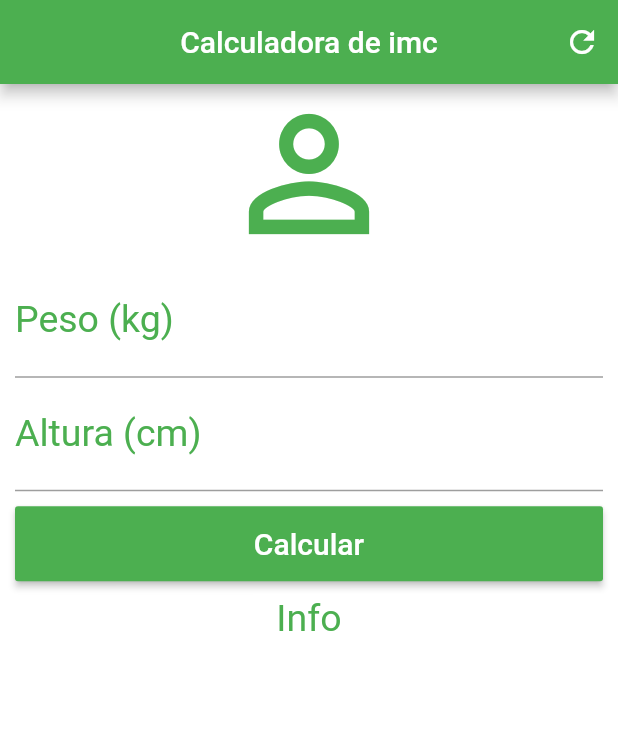
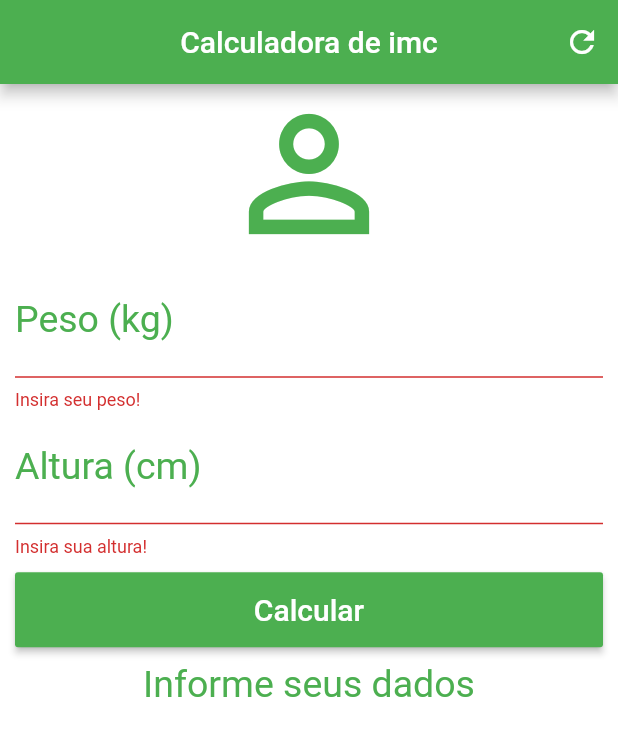
Before and after one commit to briansiervi/udemy-flutter, a Flutter app: the screen it shows after launch, after a tap on "Calcular", on a phone screen of 412 x 824 dp. Shown: the top 736 px of the screen. Run offline on Flutter 3.47's test engine with Material 2 defaults, Android fonts, the phone set to English and light mode, and no system bars.

Commit message:
app 02 finalizado

```diff
--- a/app02/lib/main.dart
+++ b/app02/lib/main.dart
@@ -12,6 +12,45 @@ class Home extends StatefulWidget {
 }
 
 class _HomeState extends State<Home> {
+  TextEditingController weightController = new TextEditingController();
+  TextEditingController heightController = new TextEditingController();
+
+  String _infoText = "Informe seus dados";
+
+  GlobalKey<FormState> _formKey = GlobalKey<FormState>();
+
+  void _resetFields() {
+    weightController.text = "";
+    heightController.text = "";
+
+    setState(() {
+      _infoText = "Informe seus dados";
+    });
+  }
+
+  void _calculate() {
+    setState(() {
+      double weight = double.parse(weightController.text);
+      double height = double.parse(heightController.text) / 100;
+      double imc = weight / (height * height);
+
+      if (imc < 18.6) {
+        _infoText = "Abaixo do Peso (imc = ${imc.toStringAsPrecision(4)})";
+      } else if (imc >= 18.6 && imc < 24.9) {
+        _infoText = "Peso ideal (imc = ${imc.toStringAsPrecision(4)})";
+      } else if (imc >= 24.9 && imc < 29.9) {
+        _infoText =
+            "Levemente acima do peso (imc = ${imc.toStringAsPrecision(4)})";
+      } else if (imc >= 29.9 && imc < 34.9) {
+        _infoText = "Obesidade grau I (imc = ${imc.toStringAsPrecision(4)})";
+      } else if (imc >= 34.9 && imc < 39.9) {
+        _infoText = "Obesidade grau II (imc = ${imc.toStringAsPrecision(4)})";
+      } else {
+        _infoText = "Obesidade grau III (imc = ${imc.toStringAsPrecision(4)})";
+      }
+    });
+  }
+
   @override
   Widget build(BuildContext context) {
     return Scaffold(
@@ -22,13 +61,17 @@ class _HomeState extends State<Home> {
         actions: <Widget>[
           IconButton(
             icon: Icon(Icons.refresh),
-            onPressed: () {},
+            onPressed: () {
+              _resetFields();
+            },
           ),
         ],
       ),
       backgroundColor: Colors.white,
       body: SingleChildScrollView(
         padding: EdgeInsets.fromLTRB(10.0, 0, 10.0, 0),
+        child: Form(
+          key: _formKey,
           child: Column(
             crossAxisAlignment: CrossAxisAlignment.stretch,
             children: <Widget>[
@@ -37,28 +80,48 @@ class _HomeState extends State<Home> {
                 size: 120.0,
                 color: Colors.green,
               ),
-            TextField(
+              TextFormField(
                 keyboardType: TextInputType.number,
                 decoration: InputDecoration(
                     labelText: "Peso (kg)",
                     labelStyle: TextStyle(color: Colors.green)),
                 textAlign: TextAlign.center,
                 style: TextStyle(color: Colors.green, fontSize: 25.0),
+                controller: weightController,
+                validator: (value) {
+                  if (value.isEmpty) {
+                    return "Insira seu peso!";
+                  } else {
+                    return null;
+                  }
+                },
               ),
-            TextField(
+              TextFormField(
                 keyboardType: TextInputType.number,
                 decoration: InputDecoration(
                     labelText: "Altura (cm)",
                     labelStyle: TextStyle(color: Colors.green)),
                 textAlign: TextAlign.center,
                 style: TextStyle(color: Colors.green, fontSize: 25.0),
+                controller: heightController,
+                validator: (value) {
+                  if (value.isEmpty) {
+                    return "Insira sua altura!";
+                  } else {
+                    return null;
+                  }
+                },
               ),
               Padding(
                 padding: EdgeInsets.only(top: 10.0, bottom: 10.0),
                 child: Container(
                   height: 50.0,
                   child: RaisedButton(
-                onPressed: () {},
+                    onPressed: () {
+                      if(_formKey.currentState.validate()){
+                        _calculate();
+                      }
+                    },
                     child: Text(
                       "Calcular",
                       style: TextStyle(fontSize: 20.0),
@@ -69,13 +132,14 @@ class _HomeState extends State<Home> {
                 ),
               ),
               Text(
-              "Info",
+                _infoText,
                 textAlign: TextAlign.center,
                 style: TextStyle(color: Colors.green, fontSize: 25.0),
               )
             ],
           ),
         ),
+      ),
     );
   }
 }
```
Lines whose indentation alone changed are shown as unchanged.
